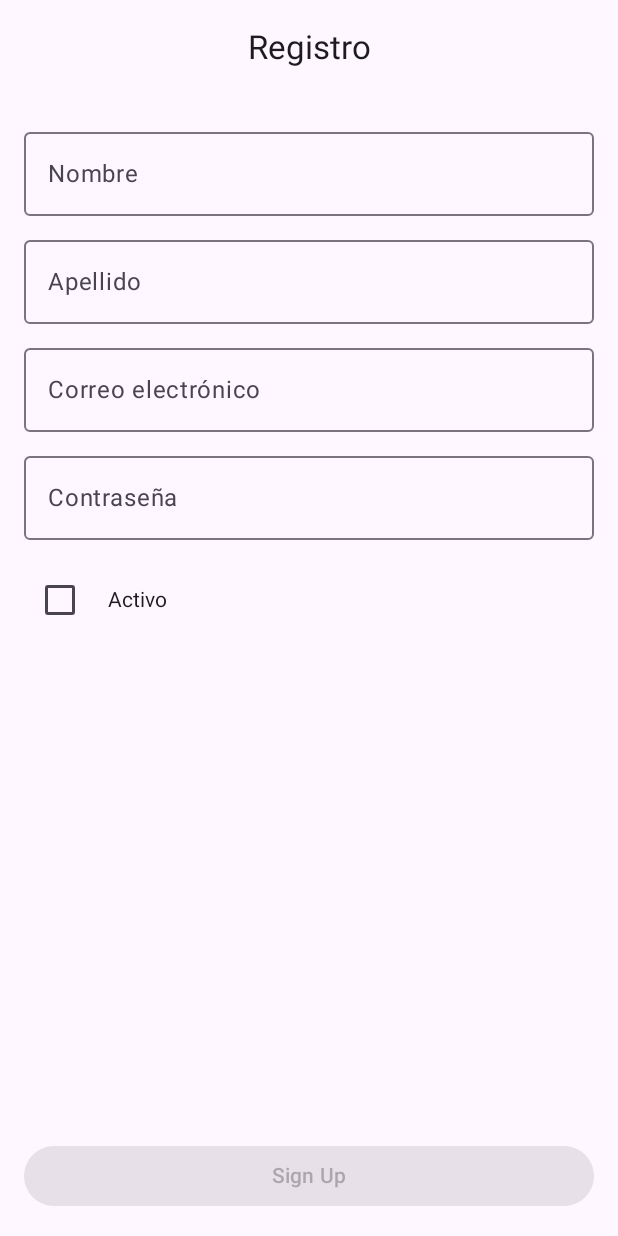
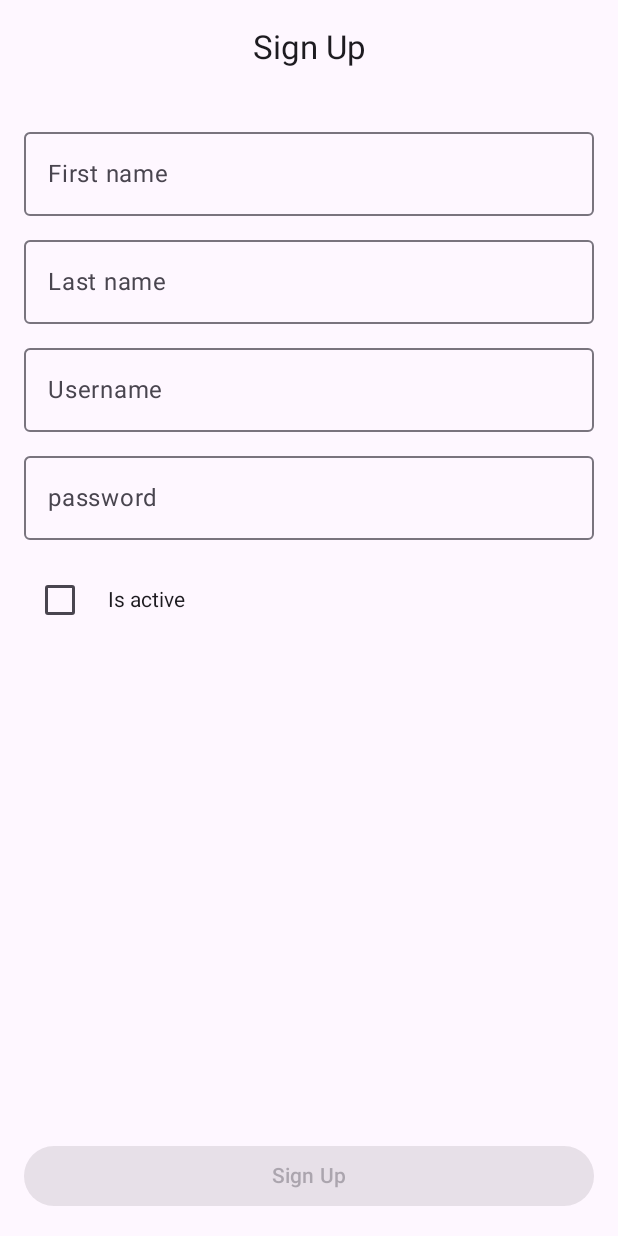
Before and after one commit to MauroCaro/Login, an Android app built with Jetpack Compose: the @Preview function SignUpScreenPreview, on a phone screen of 412 x 824 dp. Run offline under Robolectric (Android 15) with nearby library versions, the phone set to English and light mode, and no system bars; our stand-ins replace Dagger/Hilt's generated code, Room's generated code.

Commit message:
Polishing ui and code

```diff
--- a/app/src/main/java/com/app/login/base/navigation/Destination.kt
+++ b/app/src/main/java/com/app/login/base/navigation/Destination.kt
@@ -12,11 +12,11 @@ sealed class Destination(protected val route: String, vararg params: String) {
         operator fun invoke(): String = route
     }
 
-    object LoginScreen : NoArgumentsDestination(LOGIN_ROUTE)
+    data object LoginScreen : NoArgumentsDestination(LOGIN_ROUTE)
 
-    object SignUpScreen : NoArgumentsDestination(SIGN_UP_ROUTE)
+    data object SignUpScreen : NoArgumentsDestination(SIGN_UP_ROUTE)
 
-    object HomeScreen : Destination(HOME_ROUTE, ID) {
+    data object HomeScreen : Destination(HOME_ROUTE, ID) {
         operator fun invoke(idUser: String): String = route.appendParams(
             ID to idUser
         )
--- a/app/src/main/java/com/app/login/base/ui/di/MainModule.kt
+++ b/app/src/main/java/com/app/login/base/ui/di/MainModule.kt
@@ -20,5 +20,5 @@ interface MainModule {
 
     @Binds
     @Singleton
-    abstract fun bindResourceManager(resourceManagerImpl: ResourceManagerImpl): ResourceManager
+    fun bindResourceManager(resourceManagerImpl: ResourceManagerImpl): ResourceManager
 }
--- a/app/src/main/java/com/app/login/base/viewmodel/BaseViewModel.kt
+++ b/app/src/main/java/com/app/login/base/viewmodel/BaseViewModel.kt
@@ -5,7 +5,6 @@ import androidx.lifecycle.ViewModel
 import androidx.lifecycle.viewModelScope
 import com.app.login.base.bottom_sheet.BottomSheetBuilder
 import com.app.login.base.bottom_sheet.DialogButtonsType
-import com.app.login.base.navigation.Navigator
 import com.app.login.base.ui.fragment.ShowDialog
 import com.app.login.base.ui.fragment.ViewEffect
 import kotlinx.coroutines.CoroutineExceptionHandler
@@ -34,7 +33,7 @@ open class BaseViewModel<State> @Inject constructor(
 
     val event: SharedFlow<ViewEffect> = _event.asSharedFlow()
 
-    val _state = MutableStateFlow<State>(initialState)
+    val _state = MutableStateFlow(initialState)
 
     val state = _state.stateIn(
         viewModelScope,
--- a/app/src/main/java/com/app/login/login/model/LoginUIState.kt
+++ b/app/src/main/java/com/app/login/login/model/LoginUIState.kt
@@ -2,6 +2,6 @@ package com.app.login.login.model
 
 sealed class LoginUIState {
 
-    object Loading : LoginUIState()
+    data object Loading : LoginUIState()
 
 }
--- a/app/src/main/java/com/app/login/sign_up/compose/SignUpScreen.kt
+++ b/app/src/main/java/com/app/login/sign_up/compose/SignUpScreen.kt
@@ -23,11 +23,13 @@ import androidx.compose.runtime.remember
 import androidx.compose.runtime.setValue
 import androidx.compose.ui.Alignment
 import androidx.compose.ui.Modifier
+import androidx.compose.ui.res.stringResource
 import androidx.compose.ui.text.input.PasswordVisualTransformation
 import androidx.compose.ui.tooling.preview.Preview
 import androidx.compose.ui.unit.dp
 import androidx.hilt.navigation.compose.hiltViewModel
 import com.app.domain.login.model.UserInformation
+import com.app.login.R
 import com.app.login.sign_up.viewmodel.SignUpViewModel
 
 @OptIn(ExperimentalMaterial3Api::class)
@@ -38,17 +40,17 @@ fun SignUpScreen(
 ) {
     var firstName by remember { mutableStateOf("") }
     var lastName by remember { mutableStateOf("") }
-    var email by remember { mutableStateOf("") }
+    var userName by remember { mutableStateOf("") }
     var password by remember { mutableStateOf("") }
     var isUserActive by remember { mutableStateOf(false) }
 
     val isSignUpEnabled =
-        firstName.isNotBlank() && lastName.isNotBlank() && email.isNotBlank() && password.isNotBlank()
+        firstName.isNotBlank() && lastName.isNotBlank() && userName.isNotBlank() && password.isNotBlank()
 
     Scaffold(
         topBar = {
             CenterAlignedTopAppBar(
-                title = { Text("Registro") }
+                title = { Text(stringResource(id = R.string.register_title)) }
             )
         }
     ) { innerPadding ->
@@ -61,28 +63,28 @@ fun SignUpScreen(
             OutlinedTextField(
                 value = firstName,
                 onValueChange = { firstName = it },
-                label = { Text("Nombre") },
+                label = { Text(stringResource(id = R.string.register_label_first_name)) },
                 modifier = Modifier.fillMaxWidth()
             )
             Spacer(modifier = Modifier.height(8.dp))
             OutlinedTextField(
                 value = lastName,
                 onValueChange = { lastName = it },
-                label = { Text("Apellido") },
+                label = { Text(stringResource(id = R.string.register_label_last_name)) },
                 modifier = Modifier.fillMaxWidth()
             )
             Spacer(modifier = Modifier.height(8.dp))
             OutlinedTextField(
-                value = email,
-                onValueChange = { email = it },
-                label = { Text("Correo electrónico") },
+                value = userName,
+                onValueChange = { userName = it },
+                label = { Text(stringResource(id = R.string.register_label_last_userName)) },
                 modifier = Modifier.fillMaxWidth()
             )
             Spacer(modifier = Modifier.height(8.dp))
             OutlinedTextField(
                 value = password,
                 onValueChange = { password = it },
-                label = { Text("Contraseña") },
+                label = { Text(stringResource(id = R.string.register_label_last_passowrd)) },
                 visualTransformation = PasswordVisualTransformation(),
                 modifier = Modifier.fillMaxWidth()
             )
@@ -98,7 +100,7 @@ fun SignUpScreen(
                     onCheckedChange = { isUserActive = it }
                 )
                 Spacer(modifier = Modifier.width(8.dp))
-                Text("Activo")
+                Text(stringResource(id = R.string.register_label_last_is_active))
             }
 
             Spacer(modifier = Modifier.weight(1f))
@@ -110,7 +112,7 @@ fun SignUpScreen(
                             null,
                             firstName,
                             lastName,
-                            email,
+                            userName,
                             password,
                             isUserActive
                         )
@@ -119,7 +121,7 @@ fun SignUpScreen(
                 enabled = isSignUpEnabled,
                 modifier = Modifier.fillMaxWidth()
             ) {
-                Text("Sign Up")
+                Text(stringResource(id = R.string.register_button_sign_up))
             }
         }
     }
--- a/app/src/main/java/com/app/login/sign_up/mapper/SignUpUIMapper.kt
+++ b/app/src/main/java/com/app/login/sign_up/mapper/SignUpUIMapper.kt
@@ -4,7 +4,6 @@ import com.app.login.R
 import com.app.login.base.bottom_sheet.BottomSheetBuilder
 import com.app.login.base.ui.fragment.ShowDialog
 import com.app.login.base.ui.resource.ResourceManager
-import kotlinx.coroutines.Job
 import javax.inject.Inject
 
 class SignUpUIMapper @Inject constructor(
--- a/app/src/main/res/values/strings.xml
+++ b/app/src/main/res/values/strings.xml
@@ -23,6 +23,12 @@
 
     <string name="register_success_title">Operation complete</string>
     <string name="register_success_message">User registered successfully</string>
-
+    <string name="register_title">Sign Up</string>
+    <string name="register_label_first_name">First name</string>
+    <string name="register_label_last_name">Last name</string>
+    <string name="register_label_last_userName">Username</string>
+    <string name="register_label_last_passowrd">password</string>
+    <string name="register_label_last_is_active">Is active</string>
+    <string name="register_button_sign_up">Sign Up</string>
 
 </resources>
```
Also changed, not shown: 1 other file.
